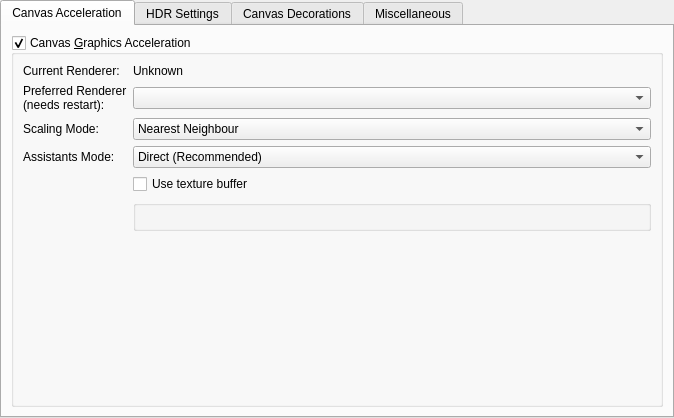
The window that libs/ui/forms/wdgdisplaysettings.ui (KDE/krita) describes before a commit, drawn with Qt 5.
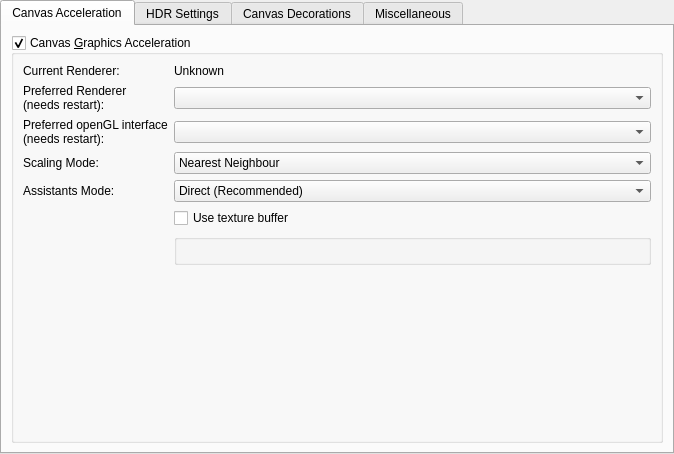
The same window after the commit. Custom widgets are drawn as their Qt base class.

Patch:
```diff
--- a/libs/ui/forms/wdgdisplaysettings.ui
+++ b/libs/ui/forms/wdgdisplaysettings.ui
@@ -11,7 +11,7 @@
     <x>0</x>
     <y>0</y>
     <width>674</width>
-    <height>413</height>
+    <height>454</height>
    </rect>
   </property>
   <property name="sizePolicy">
@@ -61,29 +61,68 @@
           <bool>true</bool>
          </property>
          <layout class="QGridLayout">
-          <item row="5" column="1">
-           <widget class="QCheckBox" name="chkUseTextureBuffer">
-            <property name="sizePolicy">
-             <sizepolicy hsizetype="Preferred" vsizetype="Fixed">
-              <horstretch>0</horstretch>
-              <verstretch>0</verstretch>
-             </sizepolicy>
-            </property>
-            <property name="toolTip">
-             <string>&lt;html&gt;&lt;head/&gt;&lt;body&gt;&lt;p&gt;Use Texture Buffering. This can be faster on some GPU/Driver combinations (like Intel) or broken on some others (like AMD/Radeon).&lt;/p&gt;&lt;/body&gt;&lt;/html&gt;</string>
-            </property>
+          <item row="1" column="0">
+           <widget class="QLabel" name="label_6">
             <property name="text">
-             <string>Use texture buffer</string>
+             <string>Current Renderer:</string>
+            </property>
+            <property name="wordWrap">
+             <bool>true</bool>
             </property>
            </widget>
           </item>
-          <item row="6" column="1">
+          <item row="8" column="1">
            <widget class="KisWarningBlock" name="grpOpenGLWarnings">
             <property name="title">
              <string/>
             </property>
            </widget>
           </item>
+          <item row="9" column="0" colspan="2">
+           <spacer name="verticalSpacer_3">
+            <property name="orientation">
+             <enum>Qt::Orientation::Vertical</enum>
+            </property>
+            <property name="sizeHint" stdset="0">
+             <size>
+              <width>20</width>
+              <height>40</height>
+             </size>
+            </property>
+           </spacer>
+          </item>
+          <item row="5" column="1">
+           <widget class="QComboBox" name="cmbAssistantsDrawMode">
+            <property name="sizePolicy">
+             <sizepolicy hsizetype="Preferred" vsizetype="Fixed">
+              <horstretch>0</horstretch>
+              <verstretch>0</verstretch>
+             </sizepolicy>
+            </property>
+            <property name="toolTip">
+             <string>&lt;html&gt;&lt;head/&gt;&lt;body&gt;&lt;p&gt;Can be used to troubleshoot performance or artifacting problems with drawing assistants.
+              &lt;/p&gt;&lt;p&gt;Changing the pixmap cache size requires a restart.&lt;/p&gt;&lt;/body&gt;&lt;/html&gt;</string>
+            </property>
+            <property name="currentIndex">
+             <number>0</number>
+            </property>
+            <item>
+             <property name="text">
+              <string>Direct (Recommended)</string>
+             </property>
+            </item>
+            <item>
+             <property name="text">
+              <string>Pixmap Cache</string>
+             </property>
+            </item>
+            <item>
+             <property name="text">
+              <string>Large Pixmap Cache</string>
+             </property>
+            </item>
+           </widget>
+          </item>
           <item row="2" column="1">
            <widget class="QComboBox" name="cmbPreferredRenderer">
             <property name="sizePolicy">
@@ -94,7 +133,7 @@
             </property>
            </widget>
           </item>
-          <item row="3" column="1">
+          <item row="4" column="1">
            <widget class="QComboBox" name="cmbFilterMode">
             <property name="sizePolicy">
              <sizepolicy hsizetype="Preferred" vsizetype="Fixed">
@@ -127,7 +166,46 @@
             </item>
            </widget>
           </item>
-          <item row="3" column="0">
+          <item row="1" column="1">
+           <widget class="QLabel" name="lblCurrentRenderer">
+            <property name="text">
+             <string>Unknown</string>
+            </property>
+           </widget>
+          </item>
+          <item row="2" column="0">
+           <widget class="QLabel" name="lblPreferredRenderer">
+            <property name="sizePolicy">
+             <sizepolicy hsizetype="Fixed" vsizetype="Minimum">
+              <horstretch>0</horstretch>
+              <verstretch>0</verstretch>
+             </sizepolicy>
+            </property>
+            <property name="text">
+             <string>Preferred Renderer (needs restart):</string>
+            </property>
+            <property name="wordWrap">
+             <bool>true</bool>
+            </property>
+           </widget>
+          </item>
+          <item row="7" column="1">
+           <widget class="QCheckBox" name="chkUseTextureBuffer">
+            <property name="sizePolicy">
+             <sizepolicy hsizetype="Preferred" vsizetype="Fixed">
+              <horstretch>0</horstretch>
+              <verstretch>0</verstretch>
+             </sizepolicy>
+            </property>
+            <property name="toolTip">
+             <string>&lt;html&gt;&lt;head/&gt;&lt;body&gt;&lt;p&gt;Use Texture Buffering. This can be faster on some GPU/Driver combinations (like Intel) or broken on some others (like AMD/Radeon).&lt;/p&gt;&lt;/body&gt;&lt;/html&gt;</string>
+            </property>
+            <property name="text">
+             <string>Use texture buffer</string>
+            </property>
+           </widget>
+          </item>
+          <item row="4" column="0">
            <widget class="QLabel" name="label">
             <property name="sizePolicy">
              <sizepolicy hsizetype="Minimum" vsizetype="Minimum">
@@ -143,7 +221,7 @@
             </property>
            </widget>
           </item>
-          <item row="4" column="0">
+          <item row="5" column="0">
            <widget class="QLabel" name="lblAssistantsDrawMode">
             <property name="sizePolicy">
              <sizepolicy hsizetype="Minimum" vsizetype="Minimum">
@@ -159,83 +237,19 @@
             </property>
            </widget>
           </item>
-          <item row="4" column="1">
-           <widget class="QComboBox" name="cmbAssistantsDrawMode">
-            <property name="sizePolicy">
-             <sizepolicy hsizetype="Preferred" vsizetype="Fixed">
-              <horstretch>0</horstretch>
-              <verstretch>0</verstretch>
-             </sizepolicy>
-            </property>
-            <property name="toolTip">
-             <string>&lt;html&gt;&lt;head/&gt;&lt;body&gt;&lt;p&gt;Can be used to troubleshoot performance or artifacting problems with drawing assistants.
-              &lt;/p&gt;&lt;p&gt;Changing the pixmap cache size requires a restart.&lt;/p&gt;&lt;/body&gt;&lt;/html&gt;</string>
-            </property>
-            <property name="currentIndex">
-             <number>0</number>
-            </property>
-            <item>
-             <property name="text">
-              <string>Direct (Recommended)</string>
-             </property>
-            </item>
-            <item>
-             <property name="text">
-              <string>Pixmap Cache</string>
-             </property>
-            </item>
-            <item>
-             <property name="text">
-              <string>Large Pixmap Cache</string>
-             </property>
-            </item>
-           </widget>
-          </item>
-          <item row="2" column="0">
-           <widget class="QLabel" name="lblPreferredRenderer">
-            <property name="sizePolicy">
-             <sizepolicy hsizetype="Fixed" vsizetype="Minimum">
-              <horstretch>0</horstretch>
-              <verstretch>0</verstretch>
-             </sizepolicy>
-            </property>
+          <item row="3" column="0">
+           <widget class="QLabel" name="lblPreferredXcbGlApi">
             <property name="text">
-             <string>Preferred Renderer (needs restart):</string>
+             <string>Preferred openGL interface
+(needs restart):</string>
             </property>
             <property name="wordWrap">
              <bool>true</bool>
             </property>
            </widget>
           </item>
-          <item row="1" column="1">
-           <widget class="QLabel" name="lblCurrentRenderer">
-            <property name="text">
-             <string>Unknown</string>
-            </property>
-           </widget>
-          </item>
-          <item row="1" column="0">
-           <widget class="QLabel" name="label_6">
-            <property name="text">
-             <string>Current Renderer:</string>
-            </property>
-            <property name="wordWrap">
-             <bool>true</bool>
-            </property>
-           </widget>
-          </item>
-          <item row="7" column="0" colspan="2">
-           <spacer name="verticalSpacer_3">
-            <property name="orientation">
-             <enum>Qt::Vertical</enum>
-            </property>
-            <property name="sizeHint" stdset="0">
-             <size>
-              <width>20</width>
-              <height>40</height>
-             </size>
-            </property>
-           </spacer>
+          <item row="3" column="1">
+           <widget class="QComboBox" name="cmbPreferredXcbGlApi"/>
           </item>
          </layout>
         </widget>
```
Left out of the diff: 11 changed lines with no effect on the pictures.
